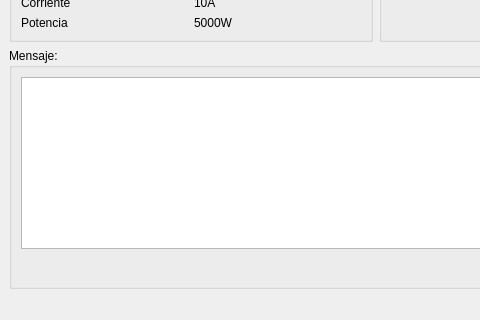
Before: the Qt Designer form software/pits/gui/main.ui in dfuribez/hydrometra-ecoautos, drawn with Qt 5; both pictures show x 0 to 480 and y 183 to 503 of the 751 by 503 pixel window.
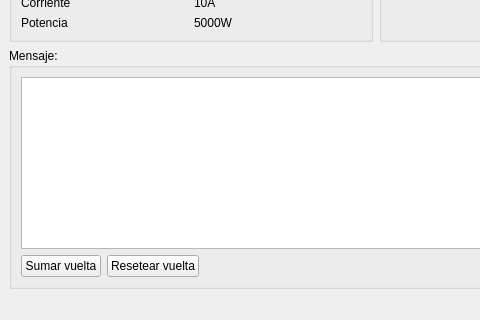
After: the same form once the commit is applied.

Commit message: Agregado conteo de vueltas

Patch:
```diff
--- a/software/pits/gui/main.ui
+++ b/software/pits/gui/main.ui
@@ -135,6 +135,20 @@
        </item>
        <item row="1" column="0">
         <layout class="QHBoxLayout" name="horizontalLayout">
+         <item>
+          <widget class="QPushButton" name="qtsumar">
+           <property name="text">
+            <string>Sumar vuelta</string>
+           </property>
+          </widget>
+         </item>
+         <item>
+          <widget class="QPushButton" name="qtreset">
+           <property name="text">
+            <string>Resetear vuelta</string>
+           </property>
+          </widget>
+         </item>
          <item>
           <spacer name="horizontalSpacer">
            <property name="orientation">
```
Left out of the diff: 2 changed lines with no effect on the pictures. The commit also changes 1 other file.
